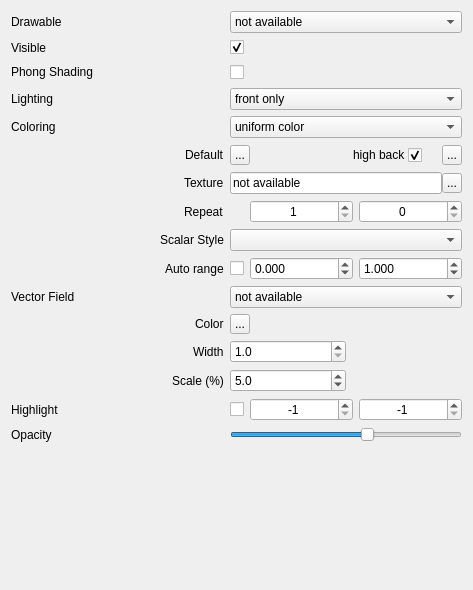
This is applications/Mapple/widgets/widget_drawable_triangles.ui in LiangliangNan/Easy3D as Qt 5 draws it before an edit. The edited form follows.
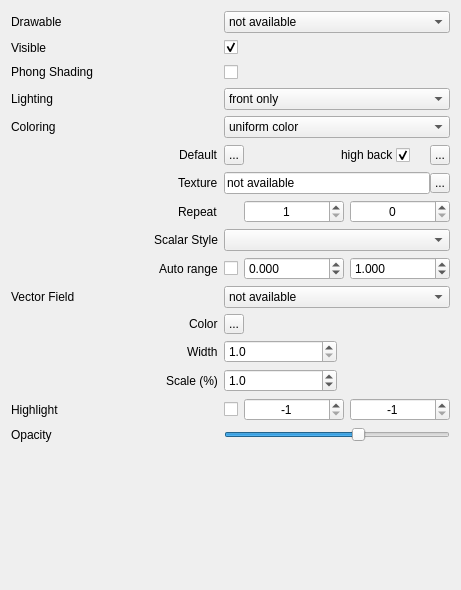
This is the edited form. Icons and pictures are not drawn.

The edit to the form file:
```diff
--- a/applications/Mapple/widgets/widget_drawable_triangles.ui
+++ b/applications/Mapple/widgets/widget_drawable_triangles.ui
@@ -6,7 +6,7 @@
    <rect>
     <x>0</x>
     <y>0</y>
-    <width>473</width>
+    <width>461</width>
     <height>590</height>
    </rect>
   </property>
@@ -945,7 +945,7 @@
           <double>50.000000000000000</double>
          </property>
          <property name="value">
-          <double>5.000000000000000</double>
+          <double>1.000000000000000</double>
          </property>
         </widget>
        </item>
```
Left out of the diff: 7 changed lines with no effect on the pictures.
